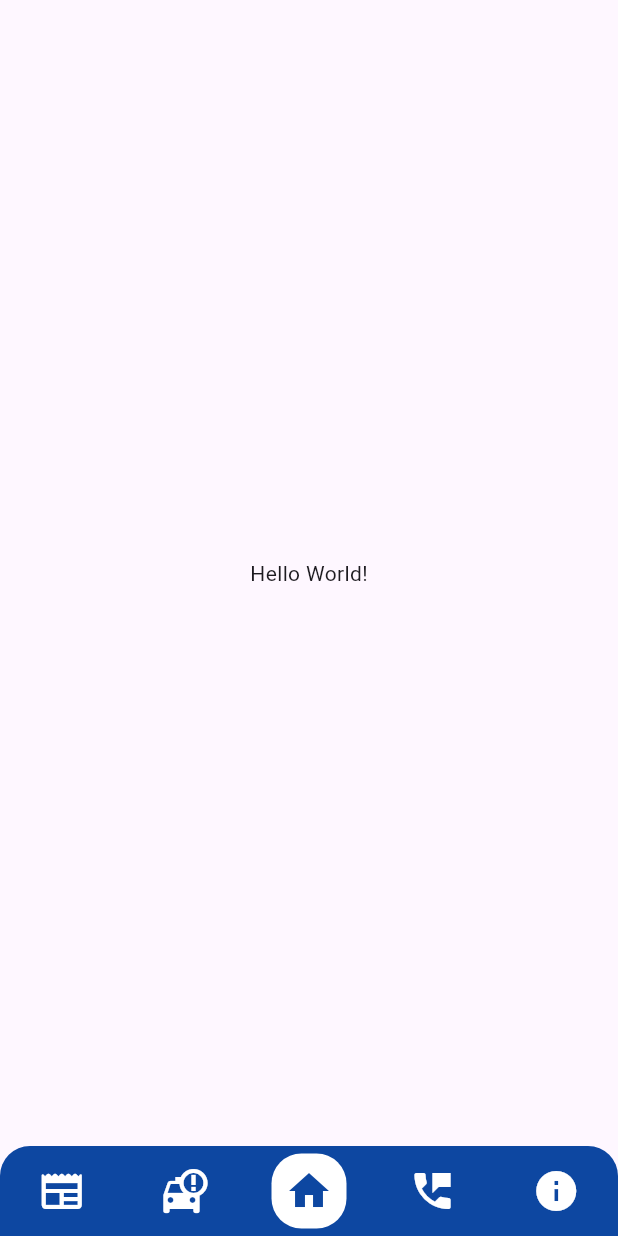
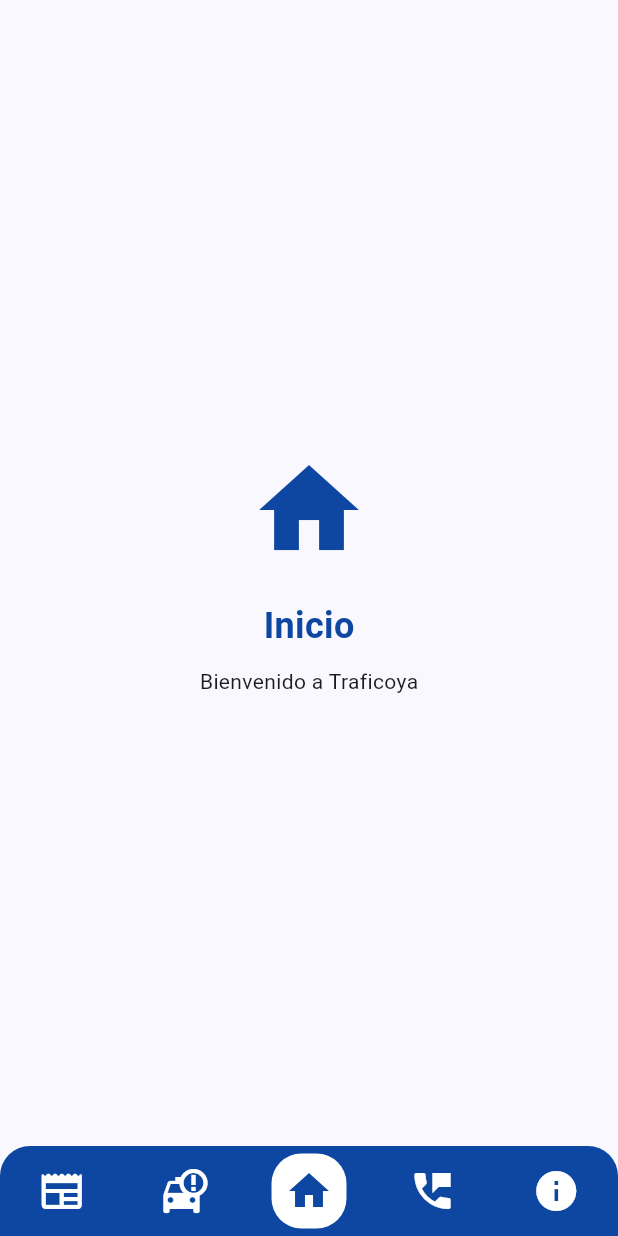
Before and after one commit to dairo1992/traficoya, a Flutter app: the screen it shows after launch, on a phone screen of 412 x 824 dp. Run offline on Flutter 3.47's test engine with Material 3 defaults, Android fonts, the phone set to English and light mode, and no system bars; our stand-ins replace flutter_riverpod, go_router.

Commit message:
sistema de layaout implementado

```diff
--- a/lib/config/router_config.dart
+++ b/lib/config/router_config.dart
@@ -1,12 +1,19 @@
+import 'package:flutter/material.dart';
 import 'package:go_router/go_router.dart';
 import 'package:traficoya/screens/acercade_screen.dart';
 import 'package:traficoya/screens/alertas_screen.dart';
 import 'package:traficoya/screens/emergencias_screen.dart';
 import 'package:traficoya/screens/home_screen.dart';
 import 'package:traficoya/screens/noticias_screen.dart';
+import 'package:traficoya/screens/layaout_screen.dart';
 
 final routes = GoRouter(
   initialLocation: '/',
+  routes: [
+    ShellRoute(
+      builder: (context, state, child) {
+        return LayaoutScreen(child: child);
+      },
       routes: [
         GoRoute(path: '/', builder: (context, state) => const HomeScreen()),
         GoRoute(
@@ -26,4 +33,6 @@
           builder: (context, state) => const AcercadeScreen(),
         ),
       ],
+    ),
+  ],
 );
--- a/lib/main.dart
+++ b/lib/main.dart
@@ -3,16 +3,25 @@
 import 'package:traficoya/config/router_config.dart';
 
 void main() {
-  runApp(const ProviderScope(child: MainApp()));
+  runApp(
+    // Envolvemos la aplicación con ProviderScope para usar Riverpod
+    ProviderScope(child: MyApp()),
+  );
 }
 
-class MainApp extends StatelessWidget {
-  const MainApp({super.key});
+class MyApp extends StatelessWidget {
+  const MyApp({super.key});
 
   @override
   Widget build(BuildContext context) {
     return MaterialApp.router(
+      title: 'Traficoya',
       debugShowCheckedModeBanner: false,
+      theme: ThemeData(
+        useMaterial3: true,
+        colorScheme: ColorScheme.fromSeed(seedColor: Colors.blue.shade900),
+      ),
+      // Usamos el routerConfig de nuestro archivo de rutas
       routerConfig: routes,
     );
   }
--- a/lib/screens/acercade_screen.dart
+++ b/lib/screens/acercade_screen.dart
@@ -1,5 +1,4 @@
 import 'package:flutter/material.dart';
-import 'package:traficoya/widgets/menu_widget.dart';
 
 class AcercadeScreen extends StatelessWidget {
   const AcercadeScreen({super.key});
@@ -9,7 +8,6 @@
     return Scaffold(
       appBar: AppBar(title: const Text('Acerca de')),
       body: const Center(child: Text("Acerca de la app")),
-      bottomNavigationBar: const FooterMenu(),
     );
   }
 }
--- a/lib/screens/alertas_screen.dart
+++ b/lib/screens/alertas_screen.dart
@@ -1,5 +1,4 @@
 import 'package:flutter/material.dart';
-import 'package:traficoya/widgets/menu_widget.dart';
 
 class AlertasScreen extends StatelessWidget {
   const AlertasScreen({super.key});
@@ -9,7 +8,6 @@
     return Scaffold(
       appBar: AppBar(title: const Text('Alertas')),
       body: Center(child: const Text('Alertas')),
-      bottomNavigationBar: const FooterMenu(),
-    );
+      );
   }
 }
--- a/lib/screens/emergencias_screen.dart
+++ b/lib/screens/emergencias_screen.dart
@@ -1,5 +1,4 @@
 import 'package:flutter/material.dart';
-import 'package:traficoya/widgets/menu_widget.dart';
 
 class EmergenciasScreen extends StatelessWidget {
   const EmergenciasScreen({super.key});
@@ -9,7 +8,6 @@
     return Scaffold(
       appBar: AppBar(title: Text("Emergencias")),
       body: Center(child: Text("Emergencias")),
-      bottomNavigationBar: const FooterMenu(),
-    );
+      );
   }
 }
--- a/lib/screens/home_screen.dart
+++ b/lib/screens/home_screen.dart
@@ -1,18 +1,28 @@
 import 'package:flutter/material.dart';
-import 'package:traficoya/widgets/menu_widget.dart';
 
 class HomeScreen extends StatelessWidget {
   const HomeScreen({super.key});
 
   @override
   Widget build(BuildContext context) {
-    return Scaffold(
-      body: Column(
-        mainAxisAlignment: MainAxisAlignment.spaceAround,
-        crossAxisAlignment: CrossAxisAlignment.center,
-        children: [Expanded(child: Center(child: Text('Hello World!')))],
+    return Center(
+      child: Column(
+        mainAxisAlignment: MainAxisAlignment.center,
+        children: [
+          Icon(Icons.home, size: 80, color: Colors.blue.shade900),
+          SizedBox(height: 20),
+          Text(
+            'Inicio',
+            style: TextStyle(
+              fontSize: 24,
+              fontWeight: FontWeight.bold,
+              color: Colors.blue.shade900,
+            ),
+          ),
+          SizedBox(height: 10),
+          Text('Bienvenido a Traficoya'),
+        ],
       ),
-      bottomNavigationBar: const FooterMenu(),
     );
   }
 }
--- /dev/null
+++ b/lib/screens/layaout_screen.dart
@@ -0,0 +1,23 @@
+import 'package:flutter/material.dart';
+import 'package:traficoya/widgets/menu_widget.dart';
+
+class LayaoutScreen extends StatelessWidget {
+  final Widget child;
+  const LayaoutScreen({super.key, required this.child});
+
+  @override
+  Widget build(BuildContext context) {
+    return Scaffold(
+      body: Column(
+        mainAxisAlignment: MainAxisAlignment.spaceAround,
+        crossAxisAlignment: CrossAxisAlignment.center,
+        children: [
+          Expanded(
+            child: child, // Aquí se renderiza el contenido de cada pantalla
+          ),
+        ],
+      ),
+      bottomNavigationBar: const FooterMenu(),
+    );
+  }
+}
--- a/lib/screens/noticias_screen.dart
+++ b/lib/screens/noticias_screen.dart
@@ -1,5 +1,4 @@
 import 'package:flutter/material.dart';
-import 'package:traficoya/widgets/menu_widget.dart';
 
 class NoticiasScreen extends StatelessWidget {
   const NoticiasScreen({super.key});
@@ -9,7 +8,6 @@
     return Scaffold(
       appBar: AppBar(title: const Text('Noticias')),
       body: const Center(child: Text('Esta es la pantalla de noticias.')),
-      bottomNavigationBar: const FooterMenu(),
-    );
+      );
   }
 }
```
Lines whose indentation alone changed are shown as unchanged.
